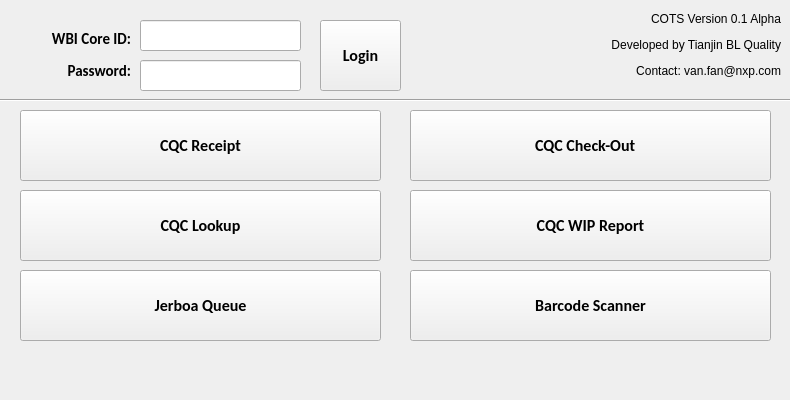
This is Mainwindow.ui in fyc0707/COTS as Qt 5 draws it before an edit. The edited form follows.
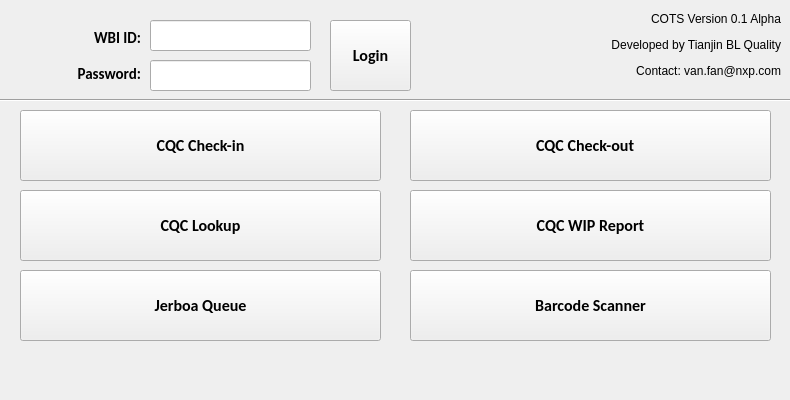
This is the edited form. Icons and pictures are not drawn.

Commit message: Finished CQC system login function. Finished Check-in UI design. Optimised CQCSniffer class.

What changed in the file:
```diff
--- a/Mainwindow.ui
+++ b/Mainwindow.ui
@@ -117,7 +117,7 @@
    <widget class="QLineEdit" name="userName">
     <property name="geometry">
      <rect>
-      <x>140</x>
+      <x>150</x>
       <y>20</y>
       <width>161</width>
       <height>31</height>
@@ -142,10 +142,10 @@
    <widget class="QLabel" name="loginLabel">
     <property name="geometry">
      <rect>
-      <x>10</x>
-      <y>10</y>
+      <x>20</x>
+      <y>20</y>
       <width>121</width>
-      <height>91</height>
+      <height>71</height>
      </rect>
     </property>
     <property name="font">
@@ -157,7 +157,9 @@
      </font>
     </property>
     <property name="text">
-     <string>&lt;html&gt;&lt;head/&gt;&lt;body&gt;&lt;p&gt;&lt;span style=&quot; font-size:11pt;&quot;&gt;WBI Core ID:&lt;/span&gt;&lt;/p&gt;&lt;p&gt;&lt;span style=&quot; font-size:11pt;&quot;&gt;Password:&lt;/span&gt;&lt;/p&gt;&lt;/body&gt;&lt;/html&gt;</string>
+     <string>WBI ID:
+
+Password:</string>
     </property>
     <property name="alignment">
      <set>Qt::AlignRight|Qt::AlignTrailing|Qt::AlignVCenter</set>
@@ -166,7 +168,7 @@
    <widget class="QLineEdit" name="password">
     <property name="geometry">
      <rect>
-      <x>140</x>
+      <x>150</x>
       <y>60</y>
       <width>161</width>
       <height>31</height>
@@ -194,7 +196,7 @@
    <widget class="QPushButton" name="loginButton">
     <property name="geometry">
      <rect>
-      <x>320</x>
+      <x>330</x>
       <y>20</y>
       <width>81</width>
       <height>71</height>
@@ -249,7 +251,7 @@
      <enum>Qt::ClickFocus</enum>
     </property>
     <property name="text">
-     <string>CQC Receipt</string>
+     <string>CQC Check-in</string>
     </property>
     <property name="icon">
      <iconset resource="qt_resource.qrc">
@@ -283,7 +285,7 @@
      <enum>Qt::ClickFocus</enum>
     </property>
     <property name="text">
-     <string>CQC Check-Out   </string>
+     <string>CQC Check-out   </string>
     </property>
     <property name="icon">
      <iconset resource="qt_resource.qrc">
```
Left out of the diff: 29 changed lines with no effect on the pictures. The commit also changes 9 other files.
